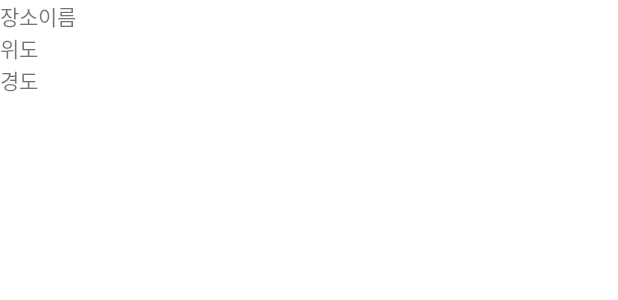
After one commit to r2872/FinalProject_20210910, an Android app: the layout my_place_list_item.xml on its own in the app's theme, with its tools: preview values and no code run, on a phone screen of 412 x 824 dp. The commit adds this screen. Shown: the top 300 px of the screen. Run offline under Robolectric (Android 15) with nearby library versions, the phone set to English and light mode, and no system bars; network calls fail.

Commit message:
recyclerView 활용 내 장소 목록 보기

```diff
--- a/app/src/main/java/com/r2872/finalproject_20210910/EditMyPlaceActivity.kt
+++ b/app/src/main/java/com/r2872/finalproject_20210910/EditMyPlaceActivity.kt
@@ -11,6 +11,8 @@ import com.naver.maps.map.overlay.Marker
 import com.naver.maps.map.overlay.OverlayImage
 import com.r2872.finalproject_20210910.databinding.ActivityEditMyPlaceBinding
 import com.r2872.finalproject_20210910.datas.BasicResponse
+import com.r2872.finalproject_20210910.utils.ContextUtil
+import com.r2872.finalproject_20210910.utils.GlobalData
 import org.json.JSONObject
 import retrofit2.Call
 import retrofit2.Callback
@@ -43,6 +45,7 @@ class EditMyPlaceActivity : BaseActivity() {
                 Toast.makeText(mContext, "장소를 지정해주세요", Toast.LENGTH_SHORT).show()
                 return@setOnClickListener
             }
+            Log.d("입력값", ContextUtil.getToken(mContext))
             Log.d("입력값", inputTitle)
             Log.d("입력값", mSelectedLat.toString())
             Log.d("입력값", mSelectedLng.toString())
--- a/app/src/main/java/com/r2872/finalproject_20210910/datas/DataResponse.kt
+++ b/app/src/main/java/com/r2872/finalproject_20210910/datas/DataResponse.kt
@@ -5,5 +5,6 @@ data class DataResponse(
     var user: UserData,
     var token: String,
 //    이 밑으로는 약속 목록 파싱용 변수.
-    var appointments: List<AppointmentData>
+    var appointments: List<AppointmentData>,
+    var places: List<PlaceListData>
 )
--- a/app/src/main/res/layout/activity_view_my_place_list.xml
+++ b/app/src/main/res/layout/activity_view_my_place_list.xml
@@ -9,6 +9,12 @@
         android:orientation="vertical"
         tools:context=".ViewMyPlaceListActivity">
 
+        <androidx.recyclerview.widget.RecyclerView
+            android:id="@+id/placeListRecyclerView"
+            android:layout_width="match_parent"
+            android:layout_height="match_parent"
+            android:padding="10dp"
+            app:layoutManager="androidx.recyclerview.widget.LinearLayoutManager" />
 
     </LinearLayout>
 </layout>
--- /dev/null
+++ b/app/src/main/res/layout/my_place_list_item.xml
@@ -0,0 +1,33 @@
+<?xml version="1.0" encoding="utf-8"?>
+<LinearLayout xmlns:android="http://schemas.android.com/apk/res/android"
+    android:layout_width="match_parent"
+    android:layout_height="70dp"
+    android:orientation="vertical">
+
+    <LinearLayout
+        android:layout_width="match_parent"
+        android:layout_height="match_parent"
+        android:orientation="vertical">
+
+        <TextView
+            android:id="@+id/placeName_Txt"
+            android:layout_width="wrap_content"
+            android:layout_height="wrap_content"
+            android:text="장소이름" />
+
+        <TextView
+            android:id="@+id/latitude_Txt"
+            android:layout_width="wrap_content"
+            android:layout_height="wrap_content"
+            android:text="위도" />
+
+        <TextView
+            android:id="@+id/longitude_Txt"
+            android:layout_width="wrap_content"
+            android:layout_height="wrap_content"
+            android:text="경도" />
+
+
+    </LinearLayout>
+
+</LinearLayout>
```
Also changed, not shown: app/src/main/java/com/r2872/finalproject_20210910/ViewMyPlaceListActivity.kt (+38 -0 lines), app/src/main/java/com/r2872/finalproject_20210910/adapters/MyPlaceListAdapter.kt (added, +47 -0 lines), app/src/main/java/com/r2872/finalproject_20210910/datas/PlaceListData.kt (added, +12 -0 lines), app/src/main/java/com/r2872/finalproject_20210910/web/ServerAPIService.kt (+6 -4 lines).
